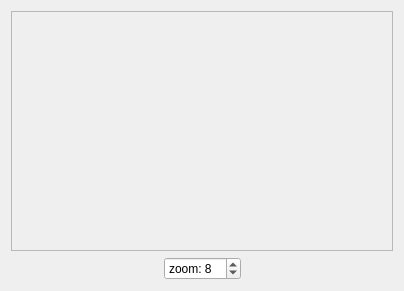
First picture: the form in src/drawcontents.ui, repository snowiow/snowPix, before the edit.
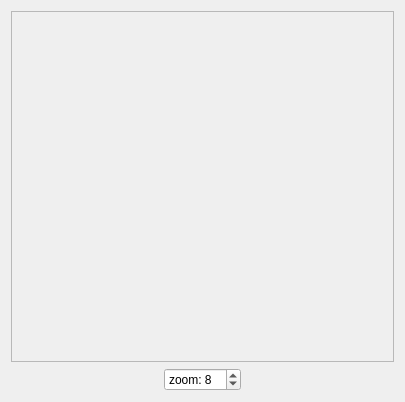
Second picture: the form after the edit. Icons and pictures are not drawn. Custom widgets are drawn as their Qt base class.

```diff
--- a/src/drawcontents.ui
+++ b/src/drawcontents.ui
@@ -2,6 +2,14 @@
 <ui version="4.0">
  <class>DrawContents</class>
  <widget class="QWidget" name="DrawContents">
+  <property name="geometry">
+   <rect>
+    <x>0</x>
+    <y>0</y>
+    <width>405</width>
+    <height>402</height>
+   </rect>
+  </property>
   <property name="sizePolicy">
    <sizepolicy hsizetype="Expanding" vsizetype="Expanding">
     <horstretch>0</horstretch>
@@ -11,7 +19,7 @@
   <property name="windowTitle">
    <string>Form</string>
   </property>
-  <layout class="QVBoxLayout" name="verticalLayout">
+  <layout class="QVBoxLayout" name="verticalLayout" stretch="8,1">
    <item>
     <widget class="QScrollArea" name="scrollArea">
      <property name="sizePolicy">
```
Left out of the diff: 2 changed lines with no effect on the pictures.
